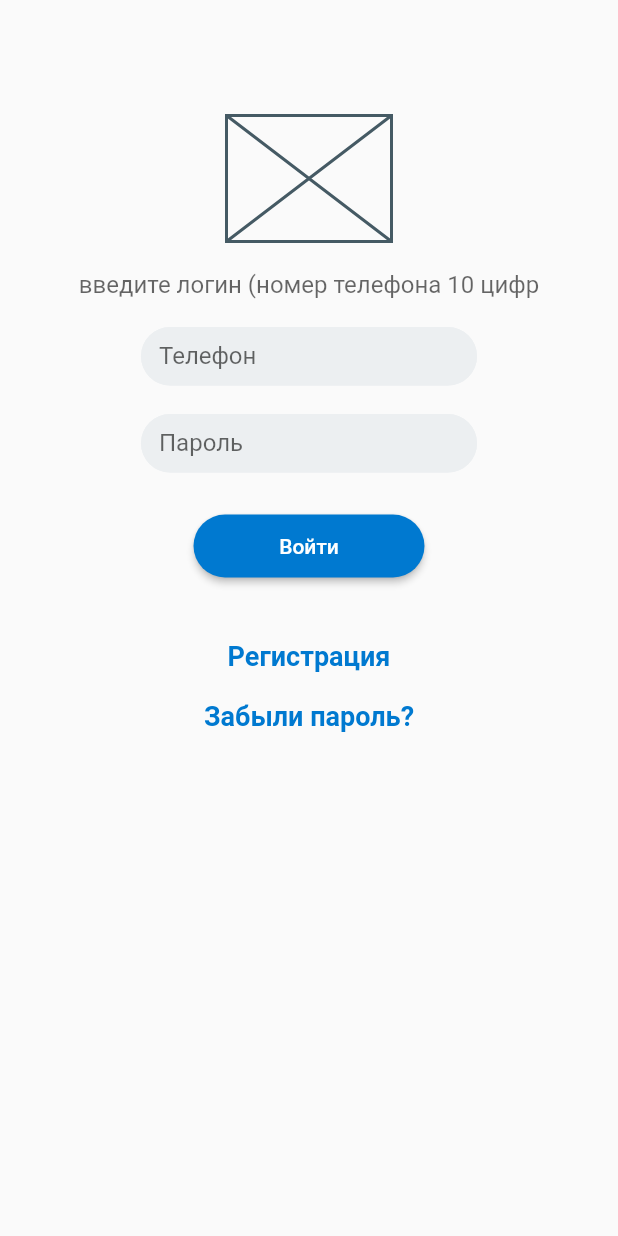
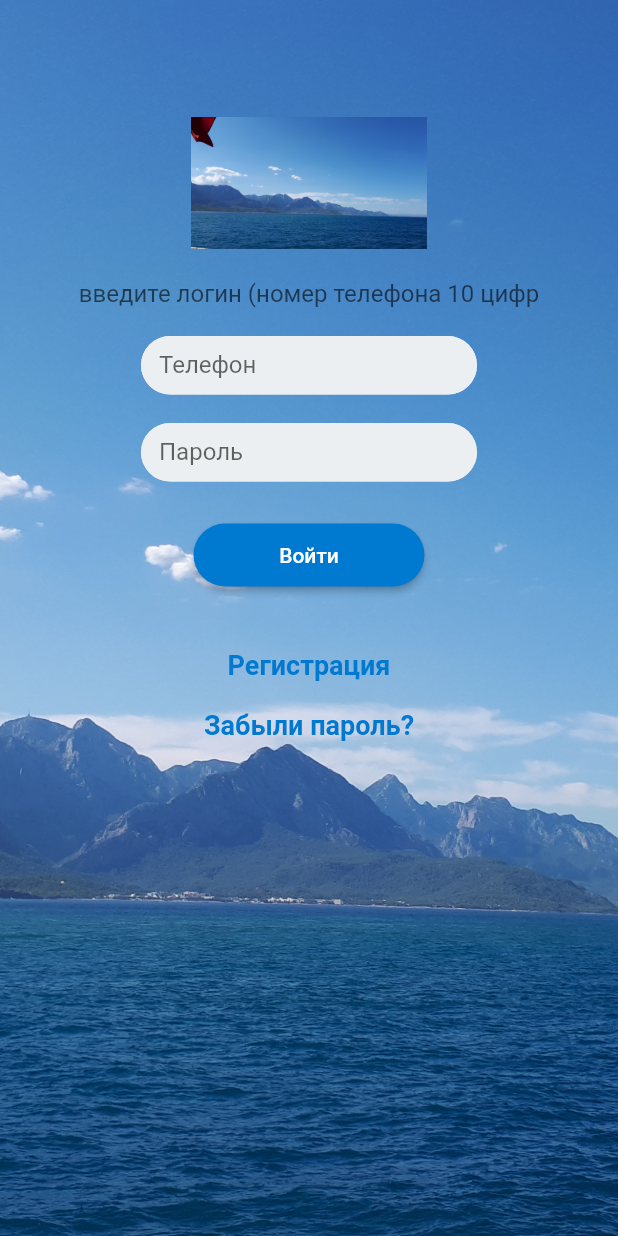
Before and after one commit to megasts/progect_page1, a Flutter app: the screen it shows after launch, on a phone screen of 412 x 824 dp. Run offline on Flutter 3.47's test engine with Material 2 defaults, Android fonts, the phone set to English and light mode, and no system bars.

Commit message:
Добавлены изображения

```diff
--- a/lib/main.dart
+++ b/lib/main.dart
@@ -30,10 +30,17 @@ class MyApp extends StatelessWidget {
     return MaterialApp(
       home: Scaffold(
           body: Container(
+            decoration: const BoxDecoration(
+              image: DecorationImage(
+                image: AssetImage('assets/sea.jpg'),
+                fit: BoxFit.cover,
+              ),
+            ),
             width: double.infinity,
             child: Column(children: [
               SizedBox(height: 77,),
-              SizedBox(width: 110,height: 84,child: Placeholder(),),
+              const SizedBox(width: 157,height: 90,
+                child: Image(image: AssetImage('assets/sea.jpg'),),),
               SizedBox(height: 19,),
               Text("введите логин (номер телефона 10 цифр",
               style: TextStyle(fontSize: 16, color: Color.fromRGBO(0, 0, 0, 0.6)),),
--- a/pubspec.yaml
+++ b/pubspec.yaml
@@ -57,8 +57,11 @@ flutter:
   # the material Icons class.
   uses-material-design: true
 
+
+  assets:
+    - assets/sea.jpg
+
   # To add assets to your application, add an assets section, like this:
-  # assets:
   #   - images/a_dot_burr.jpeg
   #   - images/a_dot_ham.jpeg
 
```
Also changed, not shown: assets/sea.jpg (added).
